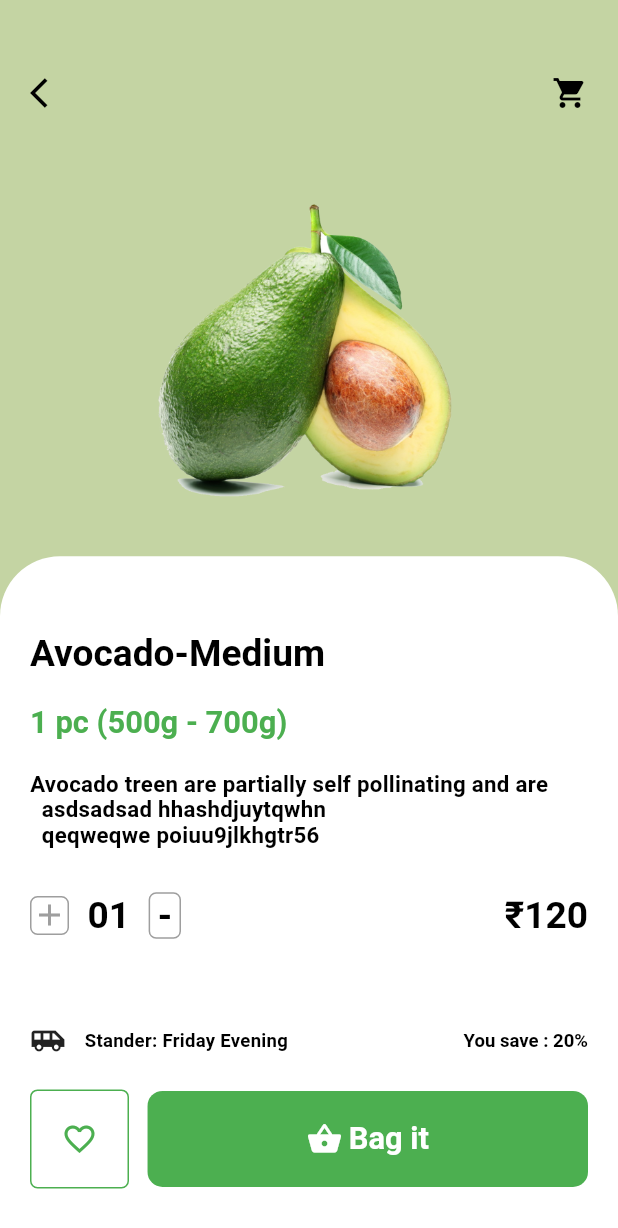
After one commit to rafaelcarvalhocaetano/Fruits, a Flutter app: the screen it shows after launch, after a tap on "Avocado", on a phone screen of 412 x 824 dp. The commit adds this screen. Shown: the top 1228 px of the screen. Run offline on Flutter 3.47's test engine with Material 2 defaults, Android fonts, the phone set to English and light mode, and no system bars; Roboto replaces fonts that are missing (OpenSans, OpenSans-Bold).

Commit message:
Finalização do App Sacolão em Flutter

```diff
--- /dev/null
+++ b/lib/Second.dart
@@ -0,0 +1,236 @@
+import 'package:flutter/material.dart';
+import 'package:flutter/widgets.dart';
+import 'package:sacolao/configs/SizeConfig.dart';
+
+
+class Second extends StatefulWidget {
+  @override
+  _SecondState createState() => _SecondState();
+}
+
+class _SecondState extends State<Second> {
+
+  @override
+  Widget build(BuildContext context) {
+    return Scaffold(
+      body: Column(
+        children: <Widget>[
+          Stack(
+            overflow: Overflow.visible,
+            children: <Widget>[
+              Container(
+                width: MediaQuery.of(context).size.width,
+                height: 50 * SizeConfig.heightMultiplier,
+                decoration: BoxDecoration(
+                  color: Color(0xffC4D4A3),
+                ),
+              ),
+              Padding(
+                padding: const EdgeInsets.only(left: 20.0, right: 20.0, top: 50.0),
+                child: Row(
+                  children: <Widget>[
+                    GestureDetector(
+                      onTap: () {
+                        Navigator.pop(context);
+                      },
+                      child: Icon(Icons.arrow_back_ios, color: Colors.black,),
+                    ),
+                    Spacer(),
+                    Icon(Icons.shopping_cart, color: Colors.black,),
+                  ],
+                ),
+              ),
+              Positioned(
+                top: 130.0,
+                left: 100.0,
+                child: Image.asset(
+                  "assets/avocado.png",
+                  fit: BoxFit.contain,
+                  height: 50 * SizeConfig.imageSizeMultiplier,
+                  width: 50 * SizeConfig.imageSizeMultiplier,
+                ),
+              ),
+              Positioned(
+                top: 45 * SizeConfig.heightMultiplier,
+                child: Container(
+                  width: MediaQuery.of(context).size.width,
+                  height: 55 * SizeConfig.heightMultiplier,
+                  decoration: BoxDecoration(
+                    color: Colors.white,
+                    borderRadius: BorderRadius.only(
+                      topRight: Radius.circular(40.0),
+                      topLeft: Radius.circular(40.0),
+                    ),
+                  ),
+                  child: Column(
+                    crossAxisAlignment: CrossAxisAlignment.start,
+                    children: <Widget>[
+                      Padding(
+                        padding: const EdgeInsets.only(left: 20.0, top: 50.0, bottom: 20.0),
+                        child: Text("Avocado-Medium", style: TextStyle(
+                          color: Colors.black,
+                          fontWeight: FontWeight.bold,
+                          fontSize: 3 * SizeConfig.textMultiplier,
+                          fontFamily: 'OpenSans',
+                          ),
+                        ),
+                      ),
+                      Padding(
+                        padding: const EdgeInsets.only(left: 20.0),
+                        child: Text("1 pc (500g - 700g)", style: TextStyle(
+                          color: Colors.green,
+                          fontWeight: FontWeight.bold,
+                          fontSize: 2.5 * SizeConfig.textMultiplier,
+                          fontFamily: 'OpenSans',
+                          ),
+                        ),
+                      ),
+                      Padding(
+                        padding: const EdgeInsets.only(left: 20.0, top: 20.0),
+                        child: Text('''Avocado treen are partially self pollinating and are
+  asdsadsad hhashdjuytqwhn
+  qeqweqwe poiuu9jlkhgtr56 ''', style: TextStyle(
+                            color: Colors.black,
+                            letterSpacing: 0.2,
+                            fontWeight: FontWeight.bold,
+                            fontSize: 1.8 * SizeConfig.textMultiplier,
+                            fontFamily: 'OpenSans',
+                          ),
+                        ),
+                      ),
+                      Padding(
+                        padding: const EdgeInsets.only(left: 20.0, right: 20.0, top: 30.0),
+                        child: Row(
+                          children: <Widget>[
+                            Row(
+                              children: <Widget>[
+                                Container(
+                                  decoration: BoxDecoration(
+                                    borderRadius: BorderRadius.circular(5.0),
+                                    border: Border.all(color: Colors.grey),
+                                  ),
+                                  child: Icon(Icons.add, color: Colors.grey,),
+                                ),
+                                SizedBox(width: 3 * SizeConfig.widthMultiplier,),
+                                Text("01", style: TextStyle(
+                                  color: Colors.black,
+                                  fontWeight: FontWeight.bold,
+                                  fontSize: 3 * SizeConfig.textMultiplier,
+                                  fontFamily: 'OpenSans',
+                                ),),
+                                SizedBox(
+                                  width: 3 * SizeConfig.widthMultiplier,
+                                ),
+                                Container(
+                                  decoration: BoxDecoration(
+                                    borderRadius: BorderRadius.circular(5.0),
+                                    border: Border.all(color: Colors.grey),
+                                  ),
+                                  child: Padding(
+                                    padding: const EdgeInsets.only(left: 5.0, right: 5.0),
+                                    child: Text("-", style: TextStyle(
+                                      color: Colors.black,
+                                      fontWeight: FontWeight.bold,
+                                      fontSize: 3 * SizeConfig.textMultiplier,
+                                      fontFamily: 'OpenSans',
+                                    ),),
+                                  ),
+                                ),
+                              ],
+                            ),
+                            Spacer(),
+                            Text("₹120", style: TextStyle(
+                                color: Colors.black,
+                                fontWeight: FontWeight.bold,
+                                fontSize: 3 * SizeConfig.textMultiplier,
+                                fontFamily: 'OpenSans-Bold'
+                            ),),
+                          ],
+                        ),
+                      ),
+                      SizedBox(height: 2 * SizeConfig.heightMultiplier,),
+                      Padding(
+                        padding: const EdgeInsets.only(left: 20.0, right: 20.0, top: 40.0),
+                        child: Row(
+                          children: <Widget>[
+                            Row(
+                              children: <Widget>[
+                                Icon(Icons.airport_shuttle),
+                                SizedBox(
+                                  width: 3 * SizeConfig.widthMultiplier,
+                                ),
+                                Text("Stander: Friday Evening", style: TextStyle(
+                                  color: Colors.black,
+                                  letterSpacing: 0.2,
+                                  fontWeight: FontWeight.bold,
+                                  fontSize: 1.5 * SizeConfig.textMultiplier,
+                                  fontFamily: 'OpenSans',
+                                ),),
+                              ],
+                            ),
+                            Spacer(),
+                            Text("You save : 20%", style: TextStyle(
+                                color: Colors.black,
+                                fontWeight: FontWeight.bold,
+                                fontSize: 1.5 * SizeConfig.textMultiplier,
+                                fontFamily: 'OpenSans-Bold'
+                            ),),
+                          ],
+                        ),
+                      ),
+                      SizedBox(width: 3 * SizeConfig.widthMultiplier,),
+                      Padding(
+                        padding: const EdgeInsets.only(left: 20.0, right: 20.0, top: 20.0),
+                        child: Row(
+                          children: <Widget>[
+                            Container(
+                              decoration: BoxDecoration(
+                                color: Colors.white,
+                                border: Border.all(color: Colors.green),
+                                borderRadius: BorderRadius.circular(5.0),
+                              ),
+                              child: Padding(
+                                padding: const EdgeInsets.all(20.0),
+                                child: Icon(Icons.favorite_border, color: Colors.green,),
+                              ),
+                            ),
+                            SizedBox(width: 3 * SizeConfig.widthMultiplier,),
+                            Expanded(
+                              child: Container(
+                                decoration: BoxDecoration(
+                                  borderRadius: BorderRadius.circular(10.0),
+                                  color: Colors.green,
+                                ),
+                                child: Padding(
+                                  padding: const EdgeInsets.all(20.0),
+                                  child: Row(
+                                    mainAxisAlignment: MainAxisAlignment.center,
+                                    children: <Widget>[
+                                      Icon(Icons.shopping_basket, color: Colors.white,),
+                                      SizedBox(width: 1 * SizeConfig.widthMultiplier,),
+                                      Text("Bag it", style: TextStyle(
+                                        color: Colors.white,
+                                        fontSize: 2.5 * SizeConfig.textMultiplier,
+                                        fontWeight: FontWeight.bold,
+                                        fontFamily: 'OpenSans',
+                                      ),),
+                                    ],
+                                  ),
+                                ),
+                              ),
+                            ),
+                          ],
+                        ),
+                      ),
+                    ],
+                  ),
+                ),
+              ),
+            ],
+          ),
+
+        ],
+      ),
+    );
+  }
+}
--- a/lib/frutas.dart
+++ b/lib/frutas.dart
@@ -1,5 +1,6 @@
 import 'package:flutter/material.dart';
 import 'package:flutter/widgets.dart';
+import 'package:sacolao/Second.dart';
 import 'package:sacolao/configs/SizeConfig.dart';
 
 
@@ -27,6 +28,14 @@ class _FrutasState extends State<Frutas> {
                         _buildFrutasCard("Kiwi", "assets/kiwi.png", "98", 0xffF7DFB9, 0XffFAF0DA),
                         SizedBox(height: 2 * SizeConfig.heightMultiplier,),
                         GestureDetector(
+                          onTap: () {
+                            Navigator.push(
+                              context,
+                              MaterialPageRoute(
+                                builder: (context) => Second(),
+                              ),
+                            );
+                          },
                           child: _buildFrutasCard("Avocado", "assets/avocado.png", "128", 0xffC4D4A3, 0XffE0E8CF),
                         ),
                         SizedBox(height: 2 * SizeConfig.heightMultiplier,),
@@ -48,7 +57,7 @@ class _FrutasState extends State<Frutas> {
                               child: Column(
                                 children: <Widget>[
                                   Text(
-                                    "A Spring suprise",
+                                    "A Spring Suprise",
                                     style: TextStyle(
                                         fontFamily: 'OpenSans-Bold',
                                         fontWeight: FontWeight.bold,
@@ -88,7 +97,7 @@ class _FrutasState extends State<Frutas> {
                                   ),
                                   SizedBox(height: 10.0),
                                   Text(
-                                    "Use the above for Spring collection",
+                                    "Use the code above for Spring collection purchases",
                                     textAlign: TextAlign.center,
                                     style: TextStyle(
                                       fontFamily: 'OpenSans-Bold',
```
